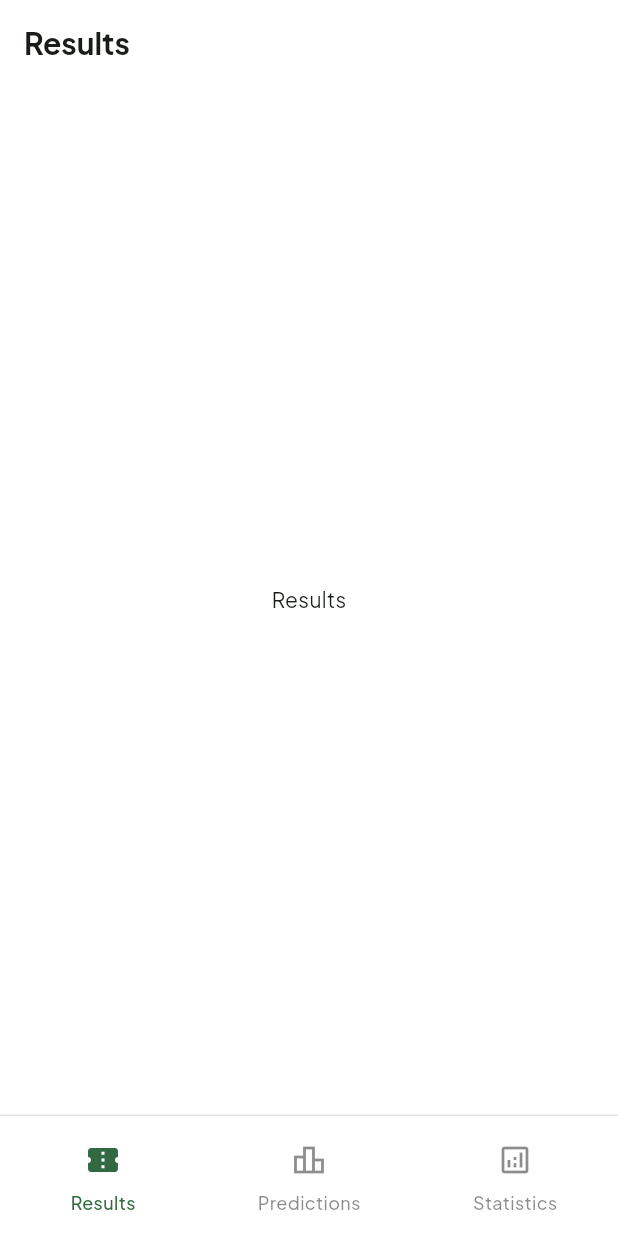
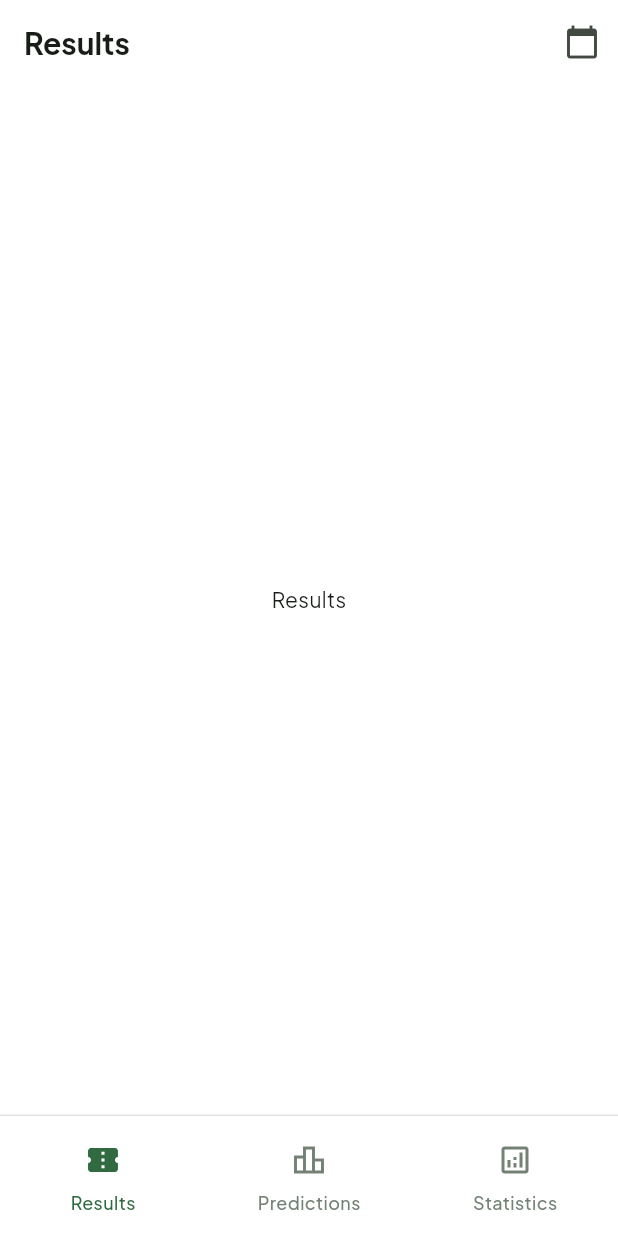
Before and after one commit to alvaro-jrr/ia-animalitos, a Flutter app: the screen it shows after launch, on a phone screen of 412 x 824 dp. Run offline on Flutter 3.47's test engine with Material 3 defaults, Android fonts, the phone set to English and light mode, and no system bars; our stand-ins replace internet_connection_checker_plus.

Commit message:
feat: add date selector icon on results

```diff
--- a/lib/l10n/app_en.arb
+++ b/lib/l10n/app_en.arb
@@ -2,5 +2,7 @@
   "@@locale": "en",
   "results": "Results",
   "predictions": "Predictions",
-  "statistics": "Statistics"
+  "statistics": "Statistics",
+  "yesterday": "Yesterday",
+  "today": "Today"
 }
--- a/lib/l10n/app_es.arb
+++ b/lib/l10n/app_es.arb
@@ -2,5 +2,7 @@
   "@@locale": "es",
   "results": "Resultados",
   "predictions": "Predicciones",
-  "statistics": "Estadísticas"
+  "statistics": "Estadísticas",
+  "yesterday": "Ayer",
+  "today": "Hoy"
 }
--- a/lib/l10n/app_localizations.dart
+++ b/lib/l10n/app_localizations.dart
@@ -115,6 +115,18 @@ abstract class AppLocalizations {
   /// In es, this message translates to:
   /// **'Estadísticas'**
   String get statistics;
+
+  /// No description provided for @yesterday.
+  ///
+  /// In es, this message translates to:
+  /// **'Ayer'**
+  String get yesterday;
+
+  /// No description provided for @today.
+  ///
+  /// In es, this message translates to:
+  /// **'Hoy'**
+  String get today;
 }
 
 class _AppLocalizationsDelegate
--- a/lib/l10n/app_localizations_en.dart
+++ b/lib/l10n/app_localizations_en.dart
@@ -16,4 +16,10 @@ class AppLocalizationsEn extends AppLocalizations {
 
   @override
   String get statistics => 'Statistics';
+
+  @override
+  String get yesterday => 'Yesterday';
+
+  @override
+  String get today => 'Today';
 }
--- a/lib/l10n/app_localizations_es.dart
+++ b/lib/l10n/app_localizations_es.dart
@@ -16,4 +16,10 @@ class AppLocalizationsEs extends AppLocalizations {
 
   @override
   String get statistics => 'Estadísticas';
+
+  @override
+  String get yesterday => 'Ayer';
+
+  @override
+  String get today => 'Hoy';
 }
--- a/lib/src/features/home/pages/home_page.dart
+++ b/lib/src/features/home/pages/home_page.dart
@@ -48,7 +48,23 @@ class _HomePageState extends State<HomePage> {
   HomeAppBarSettings _getAppBarSettingsByIndex(int index) {
     /// Results.
     if (index == 0) {
-      return HomeAppBarSettings(title: localization.results);
+      return HomeAppBarSettings(
+        title: localization.results,
+        actions: [
+          PopupMenuButton(
+            itemBuilder: (context) {
+              return [
+                PopupMenuItem(child: Text(localization.today), onTap: () {}),
+                PopupMenuItem(
+                  child: Text(localization.yesterday),
+                  onTap: () {},
+                ),
+              ];
+            },
+            icon: Icon(Icons.calendar_today),
+          ),
+        ],
+      );
     }
 
     /// Predictions.
--- a/lib/src/features/home/widgets/home_bottom_navigation_bar.dart
+++ b/lib/src/features/home/widgets/home_bottom_navigation_bar.dart
@@ -19,7 +19,7 @@ class HomeBottomNavigationBar extends StatelessWidget {
   Widget build(BuildContext context) {
     final theme = Theme.of(context);
     final selectedColor = theme.colorScheme.primary;
-    final unselectedColor = theme.colorScheme.onSurface.withValues(alpha: 0.5);
+    final unselectedColor = theme.colorScheme.secondary.withValues(alpha: 0.8);
 
     return Container(
       decoration: BoxDecoration(
@@ -35,7 +35,7 @@ class HomeBottomNavigationBar extends StatelessWidget {
         selectedIndex: selectedIndex,
         onDestinationSelected: onDestinationSelected,
         indicatorColor: Colors.transparent,
-        backgroundColor: theme.colorScheme.onPrimary,
+        backgroundColor: theme.scaffoldBackgroundColor,
         labelTextStyle: WidgetStateProperty.resolveWith((states) {
           return TextStyle(
             fontSize: 12.0,
```
